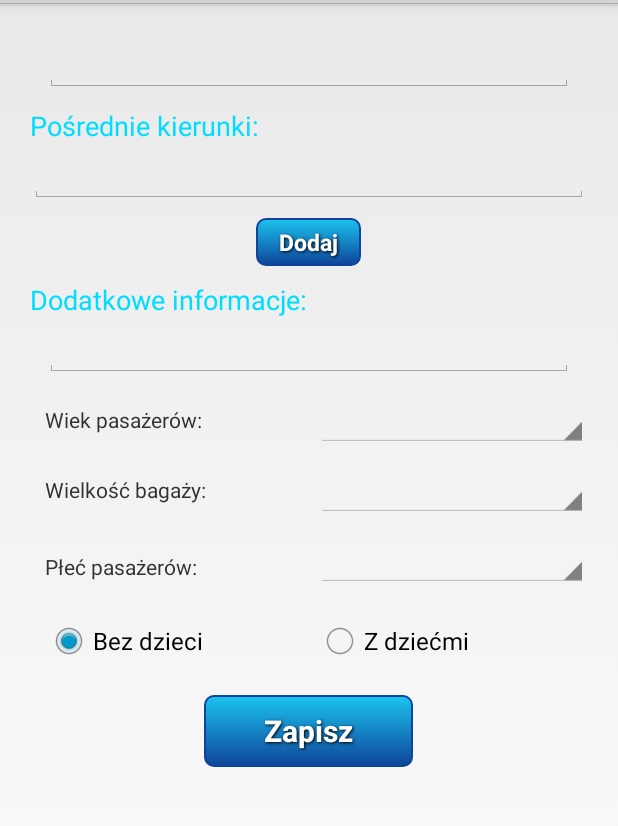
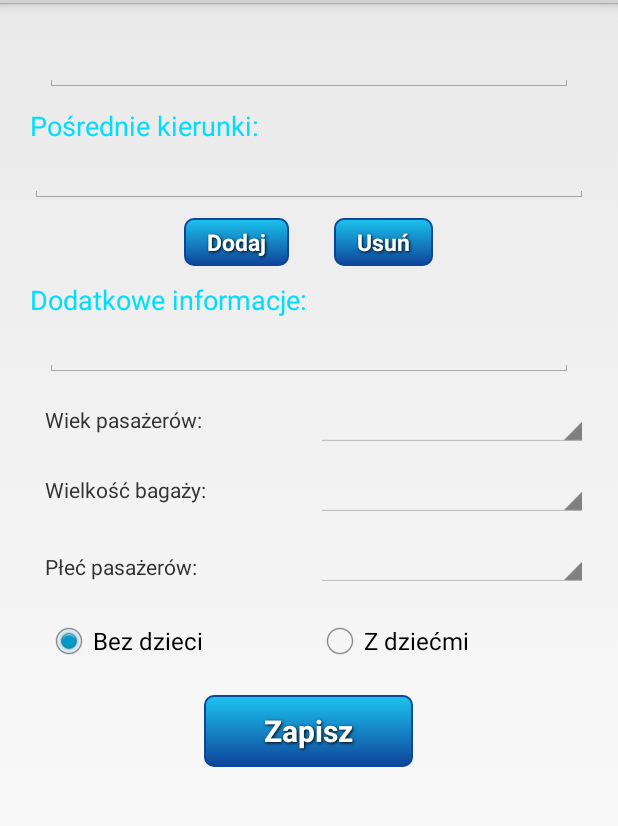
Before and after one commit to patrykkurczyna/Hitchiker-2.0, an Android app: the fragment RegisterHitchhikerFragment shown on its own in the app's theme, after a tap on "Dodaj", on a phone screen of 412 x 824 dp, the part 69-895 px from its top. Run offline under Robolectric (Android 15) with nearby library versions, the phone set to English and light mode, and no system bars; our stand-ins replace ButterKnife, Dagger/Hilt's generated code; libraries missing offline, so code that uses them is left out: com.wrapp.floatlabelededittext, de.greenrobot.event; plain views replace FloatLabeledEditText; 2 statements that could not run were skipped.

Commit message:
add possibility to delete additional destination in register hitchhiker form

```diff
--- a/android/src/main/java/pl/agh/edu/hitchhiker/ui/RegisterHitchhikerFragment.java
+++ b/android/src/main/java/pl/agh/edu/hitchhiker/ui/RegisterHitchhikerFragment.java
@@ -31,9 +31,6 @@ import pl.agh.edu.hitchhiker.utils.SystemServicesHelper;
 
 public class RegisterHitchhikerFragment extends Fragment {
     public static final String LOG = RegisterHitchhikerFragment.class.getSimpleName();
-
-    private Location registeredLocation;
-
     @Inject
     ApiService service;
     @InjectView(R.id.editDestination)
@@ -50,12 +47,27 @@ public class RegisterHitchhikerFragment extends Fragment {
     RadioButton withChildren;
     @InjectView(R.id.destinationsContainer)
     ViewGroup destinationsContainer;
-
+    @InjectView(R.id.deleteDestination)
+    View deleteDestination;
+    private Location registeredLocation;
 
     @OnClick(R.id.addDestination)
     void addDestination() {
         View view = getActivity().getLayoutInflater().inflate(R.layout.additional_destination, null);
         destinationsContainer.addView(view);
+        if (deleteDestination.getVisibility() == View.GONE) {
+            deleteDestination.setVisibility(View.VISIBLE);
+        }
+
+    }
+
+    @OnClick(R.id.deleteDestination)
+    void deleteDestination() {
+        int size = destinationsContainer.getChildCount() - 1;
+        destinationsContainer.removeViewAt(size);
+        if (size == 0) {
+            deleteDestination.setVisibility(View.GONE);
+        }
     }
 
     @OnClick(R.id.saveButton)
```
